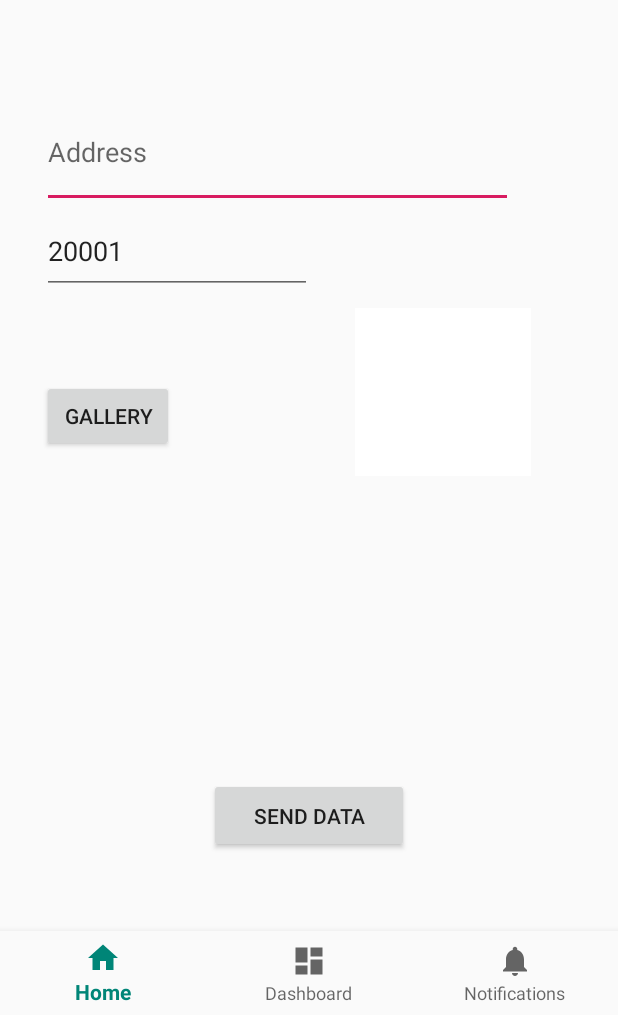
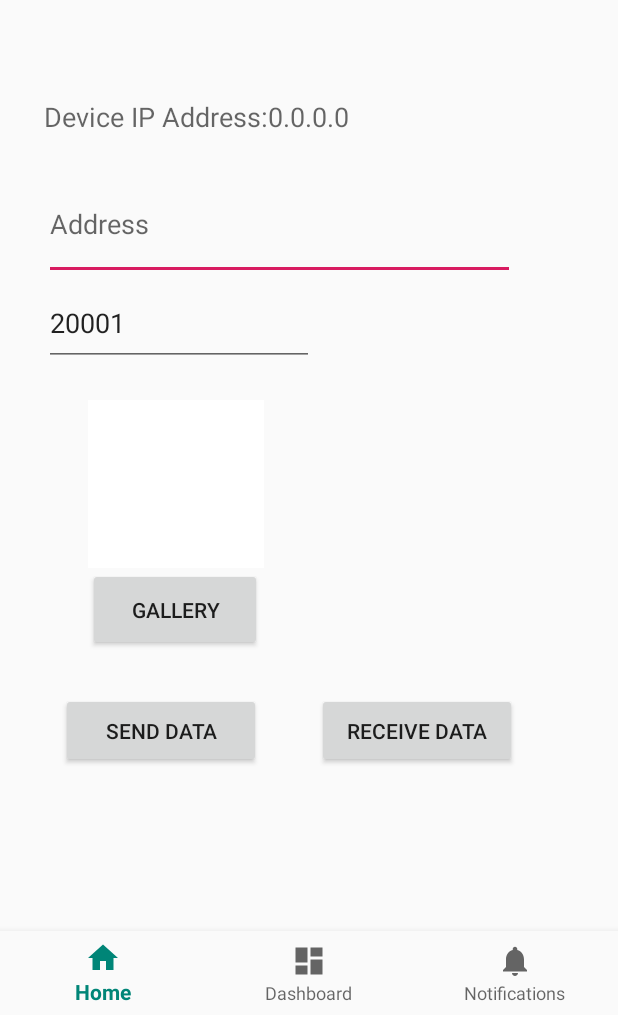
Before and after one commit to jnnorthway/parachute-android, an Android app: the screen it shows after launch (MainActivity), on a phone screen of 412 x 824 dp, the part 221-1236 px from its top. Run offline under Robolectric (Android 15) with nearby library versions, the phone set to English and light mode, and no system bars; our stand-ins replace navigation-ui; libraries missing offline, so code that uses them is left out: org.jetbrains.anko.

Commit message:
Enable data receive
Adds data receive capability

Change-Id: I7335fdfadb06ad47af94192675e70a5d91d6e91c

```diff
--- a/android_studio/app/src/main/AndroidManifest.xml
+++ b/android_studio/app/src/main/AndroidManifest.xml
@@ -5,6 +5,7 @@
     <uses-permission android:name="android.permission.ACCESS_NETWORK_STATE" />
     <uses-permission android:name="android.permission.ACCESS_WIFI_STATE" />
     <uses-permission android:name="android.permission.READ_EXTERNAL_STORAGE"/>
+    <uses-permission android:name="android.permission.WRITE_EXTERNAL_STORAGE"/>
     <application
         android:allowBackup="true"
         android:icon="@mipmap/ic_launcher"
--- a/android_studio/app/src/main/res/layout/activity_main.xml
+++ b/android_studio/app/src/main/res/layout/activity_main.xml
@@ -26,28 +26,41 @@
         android:layout_height="match_parent"
         app:defaultNavHost="true"
         app:navGraph="@navigation/mobile_navigation"
-        tools:layout_editor_absoluteX="0dp"
-        tools:layout_editor_absoluteY="56dp" />
+        tools:layout_editor_absoluteX="119dp"
+        tools:layout_editor_absoluteY="40dp" />
 
     <Button
-        android:id="@+id/send_data"
+        android:id="@+id/sendData"
         android:layout_width="133dp"
         android:layout_height="50dp"
-        android:layout_marginBottom="52dp"
+        android:layout_marginTop="28dp"
         android:onClick="sendMessage"
         android:text="@string/send_data"
+        app:layout_constraintEnd_toEndOf="parent"
+        app:layout_constraintHorizontal_bias="0.147"
+        app:layout_constraintStart_toStartOf="parent"
+        app:layout_constraintTop_toBottomOf="@+id/gallery" />
+
+    <Button
+        android:id="@+id/receiveData"
+        android:layout_width="133dp"
+        android:layout_height="50dp"
+        android:text="@string/receive_data"
         app:layout_constraintBottom_toTopOf="@+id/nav_view"
         app:layout_constraintEnd_toEndOf="parent"
-        app:layout_constraintStart_toStartOf="parent" />
+        app:layout_constraintHorizontal_bias="0.358"
+        app:layout_constraintStart_toEndOf="@+id/sendData"
+        app:layout_constraintTop_toTopOf="@+id/sendData"
+        app:layout_constraintVertical_bias="0.0" />
 
     <com.google.android.material.textfield.TextInputEditText
         android:id="@+id/address"
         android:layout_width="314dp"
         android:layout_height="74dp"
-        android:layout_marginTop="100dp"
+        android:layout_marginTop="148dp"
         android:hint="@string/address"
         app:layout_constraintEnd_toEndOf="parent"
-        app:layout_constraintHorizontal_bias="0.288"
+        app:layout_constraintHorizontal_bias="0.298"
         app:layout_constraintStart_toStartOf="parent"
         app:layout_constraintTop_toTopOf="@+id/nav_host_fragment" />
 
@@ -57,31 +70,44 @@
         android:layout_height="57dp"
         android:hint="@string/port"
         android:text="@string/default_port"
+        app:layout_constraintBottom_toTopOf="@+id/imageView"
         app:layout_constraintStart_toStartOf="@+id/address"
-        app:layout_constraintTop_toBottomOf="@+id/address" />
+        app:layout_constraintTop_toBottomOf="@+id/address"
+        app:layout_constraintVertical_bias="0.0" />
 
     <Button
         android:id="@+id/gallery"
-        android:layout_width="wrap_content"
-        android:layout_height="wrap_content"
-        android:layout_marginTop="57dp"
+        android:layout_width="116dp"
+        android:layout_height="55dp"
         android:text="@string/gallery"
         app:layout_constraintEnd_toEndOf="parent"
-        app:layout_constraintHorizontal_bias="0.086"
+        app:layout_constraintHorizontal_bias="0.198"
         app:layout_constraintStart_toStartOf="parent"
-        app:layout_constraintTop_toBottomOf="@+id/port" />
+        app:layout_constraintTop_toBottomOf="@+id/imageView" />
 
     <ImageView
         android:id="@+id/imageView"
         android:layout_width="117dp"
         android:layout_height="112dp"
-        android:layout_marginStart="62dp"
-        android:layout_marginLeft="62dp"
-        android:layout_marginTop="9dp"
+        android:layout_marginTop="80dp"
         android:contentDescription="@string/image_preview"
-        app:layout_constraintEnd_toEndOf="@+id/nav_host_fragment"
-        app:layout_constraintStart_toEndOf="@+id/gallery"
-        app:layout_constraintTop_toBottomOf="@+id/port"
+        app:layout_constraintEnd_toEndOf="@+id/gallery"
+        app:layout_constraintHorizontal_bias="0.0"
+        app:layout_constraintStart_toStartOf="@+id/gallery"
+        app:layout_constraintTop_toBottomOf="@+id/address"
         app:srcCompat="@android:color/background_light" />
 
+    <TextView
+        android:id="@+id/deviceAddress"
+        android:layout_width="313dp"
+        android:layout_height="47dp"
+        android:text="@string/device_ip_address"
+        android:textAppearance="@style/TextAppearance.AppCompat.Medium"
+        app:layout_constraintBottom_toTopOf="@+id/address"
+        app:layout_constraintEnd_toEndOf="parent"
+        app:layout_constraintHorizontal_bias="0.295"
+        app:layout_constraintStart_toStartOf="parent"
+        app:layout_constraintTop_toTopOf="@+id/nav_host_fragment"
+        app:layout_constraintVertical_bias="1.0" />
+
 </androidx.constraintlayout.widget.ConstraintLayout>
--- a/android_studio/app/src/main/res/values/strings.xml
+++ b/android_studio/app/src/main/res/values/strings.xml
@@ -9,4 +9,6 @@
     <string name="default_port">20001</string>
     <string name="gallery">Gallery</string>
     <string name="image_preview">image preview</string>
+    <string name="device_ip_address">Device IP Address:</string>
+    <string name="receive_data">receive data</string>
 </resources>
```
Also changed, not shown: android_studio/app/src/main/java/com/example/parachute/MainActivity.kt (+82 -30 lines).
